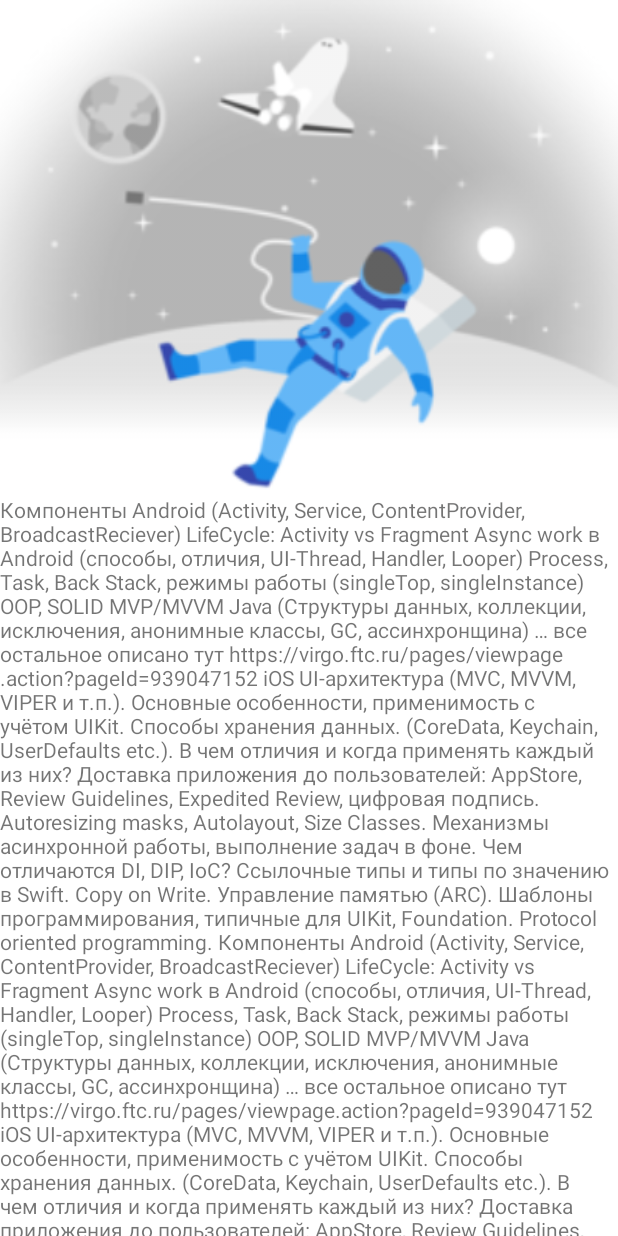
After one commit to DanilB01/KodeTask, an Android app: the DescriptionActivity screen opened directly, with no data from a screen before it, on a phone screen of 412 x 824 dp. The commit adds this screen. Run offline under Robolectric (Android 15) with nearby library versions, the phone set to English and light mode, and no system bars.

Commit message:
Add Description Activity
This layout is a Coordinator with collapsing toolbar.

```diff
--- a/app/build.gradle
+++ b/app/build.gradle
@@ -1,6 +1,7 @@
 plugins {
     id 'com.android.application'
     id 'kotlin-android'
+    id 'kotlin-kapt'
 }
 
 android {
--- a/app/src/main/AndroidManifest.xml
+++ b/app/src/main/AndroidManifest.xml
@@ -8,7 +8,10 @@
         android:label="@string/app_name"
         android:roundIcon="@mipmap/ic_launcher_round"
         android:supportsRtl="true"
-        android:theme="@style/Theme.RecipeApp">
+        android:theme="@style/Theme.RecipeApp.NoActionBar">
+        <activity
+            android:name=".view.DescriptionActivity"
+            android:theme="@style/Theme.RecipeApp.NoActionBar"/>
         <activity android:name=".view.MainActivity">
             <intent-filter>
                 <action android:name="android.intent.action.MAIN" />
--- /dev/null
+++ b/app/src/main/java/com/example/recipeapp/view/DescriptionActivity.kt
@@ -0,0 +1,12 @@
+package com.example.recipeapp.view
+
+import androidx.appcompat.app.AppCompatActivity
+import android.os.Bundle
+import com.example.recipeapp.R
+
+class DescriptionActivity : AppCompatActivity() {
+    override fun onCreate(savedInstanceState: Bundle?) {
+        super.onCreate(savedInstanceState)
+        setContentView(R.layout.activity_description)
+    }
+}
--- /dev/null
+++ b/app/src/main/res/layout/activity_description.xml
@@ -0,0 +1,59 @@
+<?xml version="1.0" encoding="utf-8"?>
+<androidx.coordinatorlayout.widget.CoordinatorLayout
+    xmlns:android="http://schemas.android.com/apk/res/android"
+    xmlns:app="http://schemas.android.com/apk/res-auto"
+    xmlns:tools="http://schemas.android.com/tools"
+    android:fitsSystemWindows="true"
+    android:layout_width="match_parent"
+    android:layout_height="match_parent"
+    tools:context=".view.DescriptionActivity">
+
+    <com.google.android.material.appbar.AppBarLayout
+        android:id="@+id/appBarLayout"
+        android:layout_width="match_parent"
+        android:layout_height="350dp"
+        android:fitsSystemWindows="true">
+
+        <com.google.android.material.appbar.CollapsingToolbarLayout
+            android:layout_width="match_parent"
+            android:layout_height="match_parent"
+            android:fitsSystemWindows="true"
+            app:layout_scrollFlags="scroll|snap|exitUntilCollapsed"
+            app:contentScrim="@color/teal_700"
+            app:toolbarId="@id/toolbar">
+
+            <androidx.appcompat.widget.AppCompatImageView
+                android:layout_width="match_parent"
+                android:layout_height="match_parent"
+                android:scaleType="centerCrop"
+                android:fitsSystemWindows="true"
+                app:layout_collapseMode="parallax"
+                android:src="@drawable/pic_error"/>
+
+            <androidx.appcompat.widget.Toolbar
+                android:id="@+id/toolbar"
+                android:layout_width="match_parent"
+                android:layout_height="?attr/actionBarSize"
+                app:layout_collapseMode="pin"
+                app:popupTheme="@style/ThemeOverlay.AppCompat.Dark"/>
+
+
+        </com.google.android.material.appbar.CollapsingToolbarLayout>
+
+    </com.google.android.material.appbar.AppBarLayout>
+
+    <androidx.core.widget.NestedScrollView
+        android:layout_width="match_parent"
+        android:layout_height="match_parent"
+        app:behavior_overlapTop="20dp"
+        android:fillViewport="true"
+        app:layout_behavior="@string/appbar_scrolling_view_behavior">
+
+        <TextView
+            android:layout_width="match_parent"
+            android:layout_height="match_parent"
+            android:text="@string/large_text"/>
+
+    </androidx.core.widget.NestedScrollView>
+
+</androidx.coordinatorlayout.widget.CoordinatorLayout>
--- a/app/src/main/res/values/strings.xml
+++ b/app/src/main/res/values/strings.xml
@@ -1,3 +1,60 @@
 <resources>
     <string name="app_name">RecipeApp</string>
+    <string name="large_text">Компоненты Android (Activity, Service, ContentProvider, BroadcastReciever)
+LifeCycle: Activity vs Fragment
+Async work в Android (способы, отличия, UI-Thread, Handler, Looper)
+Process, Task, Back Stack, режимы работы (singleTop, singleInstance)
+OOP, SOLID
+MVP/MVVM
+Java (Структуры данных, коллекции, исключения, анонимные классы, GC, ассинхронщина)
+… все остальное описано тут https://virgo.ftc.ru/pages/viewpage.action?pageId=939047152
+iOS
+UI-архитектура (MVC, MVVM, VIPER и т.п.). Основные особенности, применимость с учётом UIKit.
+Способы хранения данных. (CoreData, Keychain, UserDefaults etc.). В чем отличия и когда применять каждый из них?
+Доставка приложения до пользователей: AppStore, Review Guidelines, Expedited Review, цифровая подпись.
+Autoresizing masks, Autolayout, Size Classes.
+Механизмы асинхронной работы, выполнение задач в фоне.
+Чем отличаются DI, DIP, IoC?
+Ссылочные типы и типы по значению в Swift. Copy on Write. Управление памятью (ARC).
+Шаблоны программирования, типичные для UIKit, Foundation.
+Protocol oriented programming.
+
+        Компоненты Android (Activity, Service, ContentProvider, BroadcastReciever)
+LifeCycle: Activity vs Fragment
+Async work в Android (способы, отличия, UI-Thread, Handler, Looper)
+Process, Task, Back Stack, режимы работы (singleTop, singleInstance)
+OOP, SOLID
+MVP/MVVM
+Java (Структуры данных, коллекции, исключения, анонимные классы, GC, ассинхронщина)
+… все остальное описано тут https://virgo.ftc.ru/pages/viewpage.action?pageId=939047152
+iOS
+UI-архитектура (MVC, MVVM, VIPER и т.п.). Основные особенности, применимость с учётом UIKit.
+Способы хранения данных. (CoreData, Keychain, UserDefaults etc.). В чем отличия и когда применять каждый из них?
+Доставка приложения до пользователей: AppStore, Review Guidelines, Expedited Review, цифровая подпись.
+Autoresizing masks, Autolayout, Size Classes.
+Механизмы асинхронной работы, выполнение задач в фоне.
+Чем отличаются DI, DIP, IoC?
+Ссылочные типы и типы по значению в Swift. Copy on Write. Управление памятью (ARC).
+Шаблоны программирования, типичные для UIKit, Foundation.
+Protocol oriented programming.
+
+        Компоненты Android (Activity, Service, ContentProvider, BroadcastReciever)
+LifeCycle: Activity vs Fragment
+Async work в Android (способы, отличия, UI-Thread, Handler, Looper)
+Process, Task, Back Stack, режимы работы (singleTop, singleInstance)
+OOP, SOLID
+MVP/MVVM
+Java (Структуры данных, коллекции, исключения, анонимные классы, GC, ассинхронщина)
+… все остальное описано тут https://virgo.ftc.ru/pages/viewpage.action?pageId=939047152
+iOS
+UI-архитектура (MVC, MVVM, VIPER и т.п.). Основные особенности, применимость с учётом UIKit.
+Способы хранения данных. (CoreData, Keychain, UserDefaults etc.). В чем отличия и когда применять каждый из них?
+Доставка приложения до пользователей: AppStore, Review Guidelines, Expedited Review, цифровая подпись.
+Autoresizing masks, Autolayout, Size Classes.
+Механизмы асинхронной работы, выполнение задач в фоне.
+Чем отличаются DI, DIP, IoC?
+Ссылочные типы и типы по значению в Swift. Copy on Write. Управление памятью (ARC).
+Шаблоны программирования, типичные для UIKit, Foundation.
+Protocol oriented programming.
+</string>
 </resources>
--- a/app/src/main/res/values/themes.xml
+++ b/app/src/main/res/values/themes.xml
@@ -1,9 +1,9 @@
 <resources xmlns:tools="http://schemas.android.com/tools">
     <!-- Base application theme. -->
-    <style name="Theme.RecipeApp" parent="Theme.MaterialComponents.DayNight.DarkActionBar">
+    <style name="Theme.RecipeApp" parent="Theme.MaterialComponents.DayNight">
         <!-- Primary brand color. -->
-        <item name="colorPrimary">@color/purple_500</item>
-        <item name="colorPrimaryVariant">@color/purple_700</item>
+        <item name="colorPrimary">@color/purple_700</item>
+        <item name="colorPrimaryVariant">@color/black</item>
         <item name="colorOnPrimary">@color/white</item>
         <!-- Secondary brand color. -->
         <item name="colorSecondary">@color/teal_200</item>
@@ -13,4 +13,10 @@
         <item name="android:statusBarColor" tools:targetApi="l">?attr/colorPrimaryVariant</item>
         <!-- Customize your theme here. -->
     </style>
+
+    <style name="Theme.RecipeApp.NoActionBar">
+        <item name="windowActionBar">false</item>
+        <item name="windowNoTitle">true</item>
+    </style>
+
 </resources>
```
